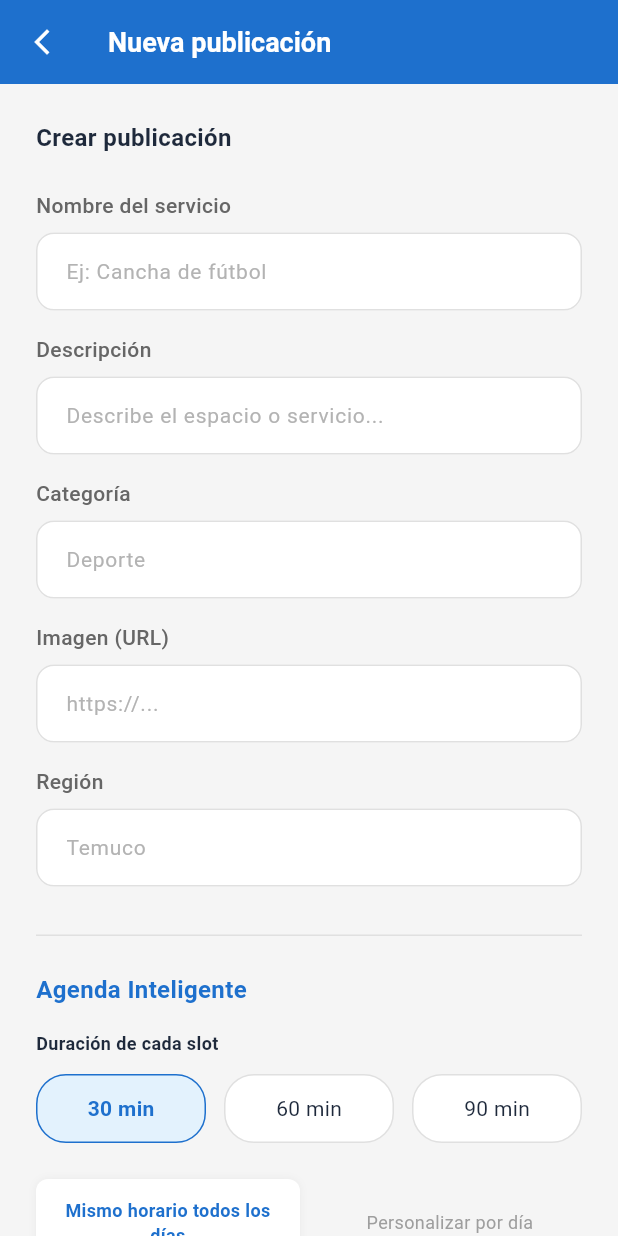
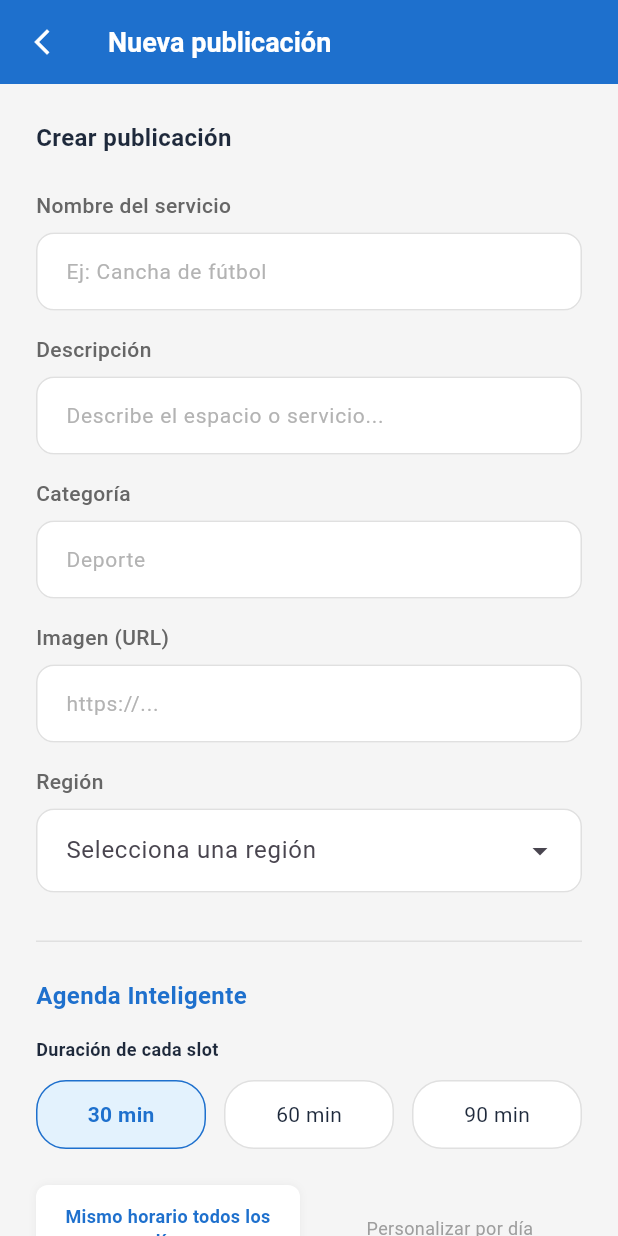
Before and after one commit to SIRE-ORG/SIRE, a Flutter app: the CreatePublicationScreen screen opened by its route, on a phone screen of 412 x 824 dp. Run offline on Flutter 3.47's test engine with Material 3 defaults, Android fonts, the phone set to English and light mode, and no system bars; our stand-ins replace cached_network_image, dio, equatable, flutter_dotenv, flutter_riverpod, flutter_secure_storage and 5 more; accounts and stored records are empty; generated files the repository leaves out were written again; project files that could hold a hidden picture were left out.

Commit message:
feat(publicaciones): region estandarizada con selector de regiones

```diff
--- /dev/null
+++ b/lib/core/constants/chile_regions.dart
@@ -0,0 +1,25 @@
+/// Lista canónica de las 16 regiones de Chile.
+///
+/// Fuente única compartida entre el selector manual de región del
+/// onboarding ([LocationScreen]) y los selectores de región de los
+/// formularios de publicación (crear/editar): antes cada uno tenía su
+/// propia copia (o, peor, un campo de texto libre), lo que ensuciaba el
+/// filtro de región del feed con valores no estandarizados.
+const List<String> chileRegions = <String>[
+  'Región de Arica y Parinacota',
+  'Región de Tarapacá',
+  'Región de Antofagasta',
+  'Región de Atacama',
+  'Región de Coquimbo',
+  'Región de Valparaíso',
+  'Región Metropolitana',
+  "Región del Libertador General Bernardo O'Higgins",
+  'Región del Maule',
+  'Región de Ñuble',
+  'Región del Biobío',
+  'Región de La Araucanía',
+  'Región de Los Ríos',
+  'Región de Los Lagos',
+  'Región de Aysén',
+  'Región de Magallanes',
+];
--- a/lib/features/publications/presentation/screens/create_publication_screen.dart
+++ b/lib/features/publications/presentation/screens/create_publication_screen.dart
@@ -1,6 +1,7 @@
 import 'package:flutter/material.dart';
 import 'package:go_router/go_router.dart';
 import 'package:flutter_riverpod/flutter_riverpod.dart';
+import '../../../../core/constants/chile_regions.dart';
 import '../../../../core/providers/role_provider.dart';
 import '../../../../core/widgets/custom_button.dart';
 import '../../../../core/widgets/custom_text_field.dart';
@@ -372,11 +373,7 @@ class _CreatePublicationScreenState
           controller: _imagenCtrl,
         ),
         const SizedBox(height: 16),
-        CustomTextField(
-          label: 'Región',
-          hintText: 'Temuco',
-          controller: _regionCtrl,
-        ),
+        _buildRegionField(),
         const SizedBox(height: 32),
         Container(height: 1, color: Colors.grey.shade300),
         const SizedBox(height: 24),
@@ -628,6 +625,59 @@ class _CreatePublicationScreenState
     );
   }
 
+  /// Selector de región: misma lista que usa el onboarding
+  /// ([chileRegions]), con `selectOnly` para que solo se puedan elegir
+  /// regiones válidas (texto libre ensuciaba el filtro del feed).
+  Widget _buildRegionField() {
+    return Column(
+      crossAxisAlignment: CrossAxisAlignment.start,
+      children: [
+        const Text(
+          'Región',
+          style: TextStyle(
+            fontSize: 14,
+            fontWeight: FontWeight.w500,
+            color: Color(0xFF666666),
+          ),
+        ),
+        const SizedBox(height: 8),
+        LayoutBuilder(
+          builder: (context, constraints) {
+            return DropdownMenu<String>(
+              controller: _regionCtrl,
+              width: constraints.maxWidth,
+              selectOnly: true,
+              hintText: 'Selecciona una región',
+              menuHeight: 320,
+              inputDecorationTheme: InputDecorationTheme(
+                filled: true,
+                fillColor: Colors.white,
+                contentPadding: const EdgeInsets.symmetric(
+                  horizontal: 16,
+                  vertical: 14,
+                ),
+                enabledBorder: OutlineInputBorder(
+                  borderRadius: BorderRadius.circular(12),
+                  borderSide: const BorderSide(color: Color(0xFFE0E0E0)),
+                ),
+                focusedBorder: OutlineInputBorder(
+                  borderRadius: BorderRadius.circular(12),
+                  borderSide: const BorderSide(
+                    color: Color(0xFF1E70CD),
+                    width: 1.5,
+                  ),
+                ),
+              ),
+              dropdownMenuEntries: chileRegions
+                  .map((r) => DropdownMenuEntry<String>(value: r, label: r))
+                  .toList(),
+            );
+          },
+        ),
+      ],
+    );
+  }
+
   Widget _buildDurationOption(int minutes) {
     final isSelected = _selectedDuration == minutes;
     return Expanded(
```
Also changed, not shown: lib/features/auth/presentation/screens/location_screen.dart (+2 -20 lines), lib/features/publications/presentation/screens/edit_publication_screen.dart (+52 -1 lines), 4 other files.
